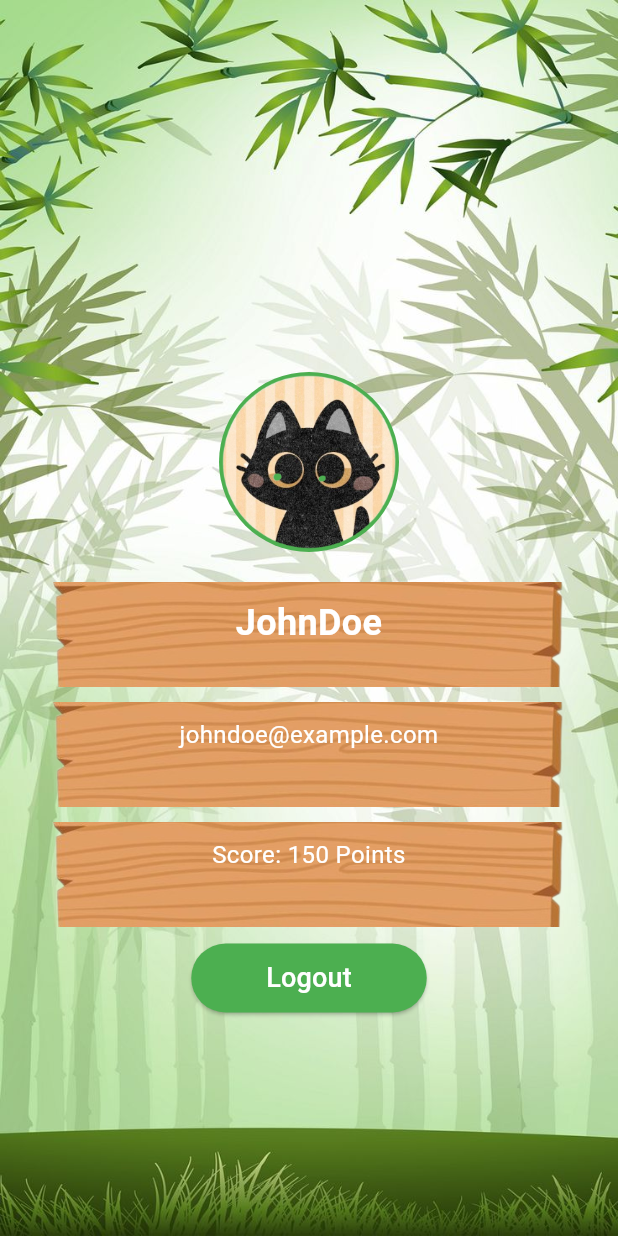
After one commit to mahatarc/TinyTalk, a Flutter app: the ProfilePage screen opened directly, on a phone screen of 412 x 824 dp. The commit adds this screen. Run offline on Flutter 3.47's test engine with Material 3 defaults, Android fonts, the phone set to English and light mode, and no system bars; our stand-ins replace audioplayers, flutter_bloc, google_fonts, permission_handler, smooth_page_indicator, youtube_player_flutter; missing offline and left inert: flutter_sound; network calls fail; Roboto replaces fonts that are missing (Quicksand).

Commit message:
profile added

```diff
--- a/frontend/lib/features/homepage/presentation/UI/home.dart
+++ b/frontend/lib/features/homepage/presentation/UI/home.dart
@@ -2,6 +2,7 @@
 import 'package:tiny_talks/features/courses/presentation/UI/courses.dart';
 import 'package:tiny_talks/features/quiz/presentation/UI/quiz.dart';
 import 'package:tiny_talks/features/rhymes/presentation/UI/rhymes.dart';
+import 'package:tiny_talks/features/profile/profile.dart';
 
 class Home extends StatelessWidget {
   const Home({super.key});
@@ -40,8 +41,11 @@
                   children: [
                     GestureDetector(
                       onTap: () {
-                        // Add action for profile icon
-                        print("Profile icon tapped");
+                        // Navigate to Profile Page
+                        Navigator.push(
+                          context,
+                          MaterialPageRoute(builder: (context) => const ProfilePage()),
+                        );
                       },
                       child: Image.asset(
                         'images/profile.png', // Replace with your profile image path
@@ -64,6 +68,8 @@
                   ],
                 ),
               ),
+              const SizedBox(height: 20),
+
               const SizedBox(height: 200), // Spacer for content positioning
               Expanded(
                 child: ListView(
--- a/frontend/lib/features/homepage/presentation/UI/homepage.dart
+++ b/frontend/lib/features/homepage/presentation/UI/homepage.dart
@@ -1,5 +1,6 @@
 import 'package:flutter/material.dart';
 import 'package:tiny_talks/features/homepage/presentation/UI/home.dart';
+import 'package:tiny_talks/features/profile/profile.dart';
 
 class HomeScreen extends StatelessWidget {
   const HomeScreen({super.key});
@@ -25,17 +26,22 @@
                 IconButton(
                   icon: Image.asset('images/profile.png',
                     width: 50,
-                  height: 50,),
-
+                    height: 50,
+                  ),
                   onPressed: () {
-                    print("Profile button tapped");
+                    // Navigate to Profile Page
+                    Navigator.push(
+                      context,
+                      MaterialPageRoute(builder: (context) => const ProfilePage()),
+                    );
                   },
                 ),
                 const SizedBox(height: 1), // Spacing between icons
                 IconButton(
                   icon: Image.asset('images/chest.png',
                     width: 50,
-                  height: 50,),
+                    height: 50,
+                  ),
                   onPressed: () {
                     print("Chest button tapped");
                   },
@@ -43,11 +49,10 @@
               ],
             ),
           ),
+
           // Play button
           Positioned(
             bottom: 200, // Adjust the vertical position of the play button
-            // left: 0,
-            // right: 0
             child: Center(
               child: GestureDetector(
                 onTap: () {
@@ -70,6 +75,7 @@
   }
 }
 
+
 void main() {
   runApp(const MaterialApp(
     home: HomeScreen(),
--- /dev/null
+++ b/frontend/lib/features/profile/profile.dart
@@ -0,0 +1,133 @@
+import 'package:flutter/material.dart';
+
+class ProfilePage extends StatelessWidget {
+  const ProfilePage({super.key});
+
+  @override
+  Widget build(BuildContext context) {
+    return Scaffold(
+      body: Container(
+        decoration: BoxDecoration(
+          image: DecorationImage(
+            image: AssetImage('images/bg99.jpg'), // Background image
+            fit: BoxFit.cover, // Ensure the background covers the screen
+          ),
+        ),
+        child: Center(
+          child: Column(
+            mainAxisAlignment: MainAxisAlignment.center, // Center vertically
+            crossAxisAlignment: CrossAxisAlignment.center, // Center horizontally
+            children: [
+              const SizedBox(height: 100),
+
+              // Profile Picture with circular border
+              CircleAvatar(
+                radius: 60,
+                backgroundImage: AssetImage('images/profile.png'), // User's profile image
+                backgroundColor: Colors.green, // Jungle color to match theme
+              ),
+              const SizedBox(height: 20),
+
+              // Name with background image for better visibility
+              Container(
+                width: double.infinity,
+                height: 70, // Set height for the container
+                decoration: BoxDecoration(
+                  image: DecorationImage(
+                    image: AssetImage('images/h1.png'), // Image for text background
+                    fit: BoxFit.cover,
+                  ),
+                  borderRadius: BorderRadius.circular(10),
+                ),
+                padding: const EdgeInsets.symmetric(horizontal: 16, vertical: 10),
+                child: Text(
+                  'JohnDoe', // Replace with dynamic name
+                  style: const TextStyle(
+                    fontSize: 24,
+                    fontWeight: FontWeight.bold,
+                    color: Colors.white, // White text for visibility
+                    fontFamily: 'Quicksand',
+                  ),
+                  textAlign: TextAlign.center, // Center the text
+                ),
+              ),
+              const SizedBox(height: 10),
+
+              // Email with background image for better visibility
+              Container(
+                width: double.infinity,
+                height: 70,
+                decoration: BoxDecoration(
+                  image: DecorationImage(
+                    image: AssetImage('images/h1.png'), // Image for text background
+                    fit: BoxFit.cover,
+                  ),
+                  borderRadius: BorderRadius.circular(10),
+                ),
+                padding: const EdgeInsets.symmetric(horizontal: 16, vertical: 10),
+                child: Text(
+                  'johndoe@example.com', // Replace with dynamic email
+                  style: const TextStyle(
+                    fontSize: 16,
+                    color: Colors.white, // White text for visibility
+                    fontFamily: 'Quicksand',
+                  ),
+                  textAlign: TextAlign.center, // Center the text
+                ),
+              ),
+              const SizedBox(height: 10),
+
+              // Score Points with background image for better visibility
+              Container(
+                width: double.infinity,
+                height: 70,
+                decoration: BoxDecoration(
+                  image: DecorationImage(
+                    image: AssetImage('images/h1.png'), // Image for text background
+                    fit: BoxFit.cover,
+                  ),
+                  borderRadius: BorderRadius.circular(10),
+                ),
+                padding: const EdgeInsets.symmetric(horizontal: 16, vertical: 10),
+                child: Text(
+                  'Score: 150 Points', // Replace with dynamic score
+                  style: const TextStyle(
+                    fontSize: 16,
+                    color: Colors.white, // White text for visibility
+                    fontFamily: 'Quicksand',
+                  ),
+                  textAlign: TextAlign.center,
+                ),
+              ),
+              const SizedBox(height: 10),
+
+
+              //const SizedBox(height: 20),
+
+              // Logout Button
+              ElevatedButton(
+                onPressed: () {
+                  // Add your logout functionality here
+                  print("Logged out");
+                  // Navigate to login or home page
+                },
+                style: ElevatedButton.styleFrom(
+                  backgroundColor: Colors.green, // Button color
+                  padding: const EdgeInsets.symmetric(horizontal: 50, vertical: 10),
+                ),
+                child: const Text(
+                  'Logout',
+                  style: TextStyle(
+                    fontSize: 18,
+                    color: Colors.white,
+                    fontFamily: 'Quicksand',
+                  ),
+                ),
+              ),
+            ],
+          ),
+        ),
+      ),
+    );
+  }
+}
--- a/frontend/lib/features/signupPage/presentation/bloc/auth.dart
+++ b/frontend/lib/features/signupPage/presentation/bloc/auth.dart
@@ -2,7 +2,7 @@
 import 'package:http/http.dart' as http;
 
 class SignupService {
-  final String apiUrl = "http://192.168.1.9:8000/api/signup/";
+  final String apiUrl = "http://192.168.1.70:8000/api/signup/";
 
   Future<Map<String, dynamic>> signup(String username, String email, String password) async {
     try {
```
Also changed, not shown: 4 other files. Lines whose indentation alone changed are shown as unchanged.
